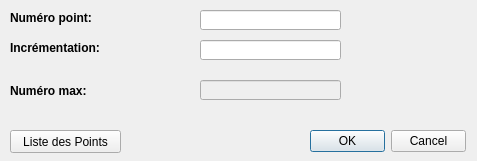
First picture: the form in BnicNancy_dialog_base.ui, repository mariusfm54/APNCad, before the edit.
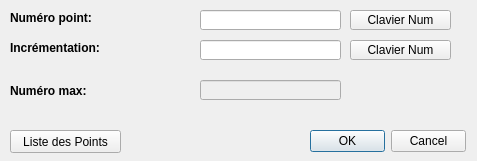
Second picture: the form after the edit. Custom widgets are drawn as their Qt base class.

The edit to the form file:
```diff
--- a/BnicNancy_dialog_base.ui
+++ b/BnicNancy_dialog_base.ui
@@ -162,6 +162,32 @@
     <string>Liste des Points</string>
    </property>
   </widget>
+  <widget class="QPushButton" name="pushButton_clavierNum">
+   <property name="geometry">
+    <rect>
+     <x>350</x>
+     <y>10</y>
+     <width>101</width>
+     <height>20</height>
+    </rect>
+   </property>
+   <property name="text">
+    <string>Clavier Num</string>
+   </property>
+  </widget>
+  <widget class="QPushButton" name="pushButton_clavierInc">
+   <property name="geometry">
+    <rect>
+     <x>350</x>
+     <y>40</y>
+     <width>101</width>
+     <height>20</height>
+    </rect>
+   </property>
+   <property name="text">
+    <string>Clavier Num</string>
+   </property>
+  </widget>
  </widget>
  <customwidgets>
   <customwidget>
```
